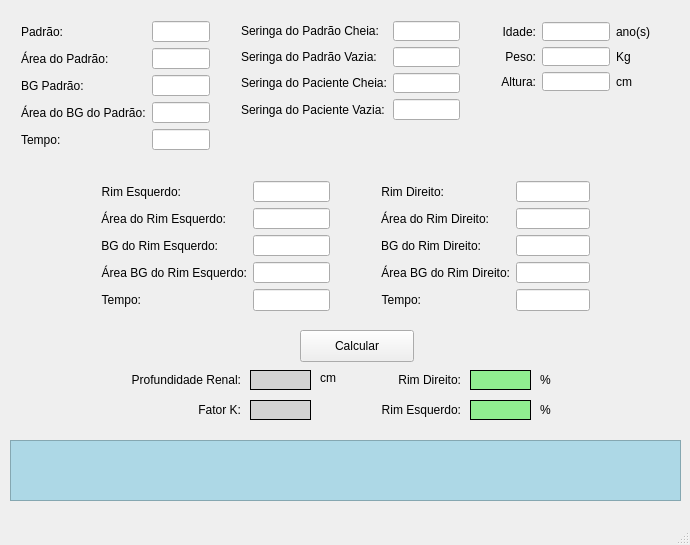
Before: the Qt Designer form dmsa/mainwindow.ui in sandrorb/dmsa, drawn with Qt 5.
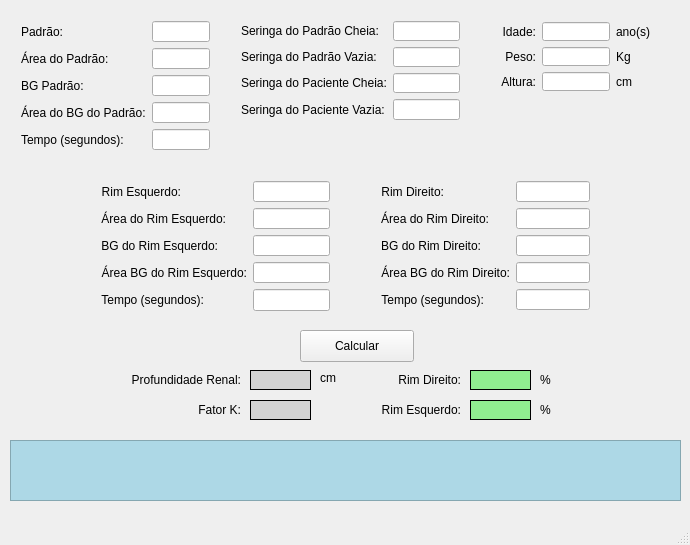
After: the same form once the commit is applied.

What changed in the file:
```diff
--- a/dmsa/mainwindow.ui
+++ b/dmsa/mainwindow.ui
@@ -409,7 +409,7 @@
      <item row="4" column="0">
       <widget class="QLabel" name="label_18">
        <property name="text">
-        <string>Tempo:</string>
+        <string>Tempo (segundos):</string>
        </property>
        <property name="alignment">
         <set>Qt::AlignRight|Qt::AlignTrailing|Qt::AlignVCenter</set>
@@ -427,7 +427,7 @@
       <x>370</x>
       <y>170</y>
       <width>231</width>
-      <height>152</height>
+      <height>151</height>
      </rect>
     </property>
     <layout class="QFormLayout" name="formLayoutRimDireito">
@@ -479,7 +479,7 @@
      <item row="4" column="0">
       <widget class="QLabel" name="label_19">
        <property name="text">
-        <string>Tempo:</string>
+        <string>Tempo (segundos):</string>
        </property>
        <property name="alignment">
         <set>Qt::AlignRight|Qt::AlignTrailing|Qt::AlignVCenter</set>
@@ -637,16 +637,16 @@
      <item row="3" column="1">
       <widget class="QLineEdit" name="padraoBGAreaTextBox"/>
      </item>
-     <item row="4" column="0">
-      <widget class="QLabel" name="label_17">
-       <property name="text">
-        <string>Tempo:</string>
-       </property>
-      </widget>
-     </item>
      <item row="4" column="1">
       <widget class="QLineEdit" name="padraoTempoTextBox"/>
      </item>
+     <item row="4" column="0">
+      <widget class="QLabel" name="label_17">
+       <property name="text">
+        <string>Tempo (segundos):</string>
+       </property>
+      </widget>
+     </item>
     </layout>
    </widget>
    <widget class="QWidget" name="layoutWidget">
```
Left out of the diff: 20 changed lines with no effect on the pictures.
